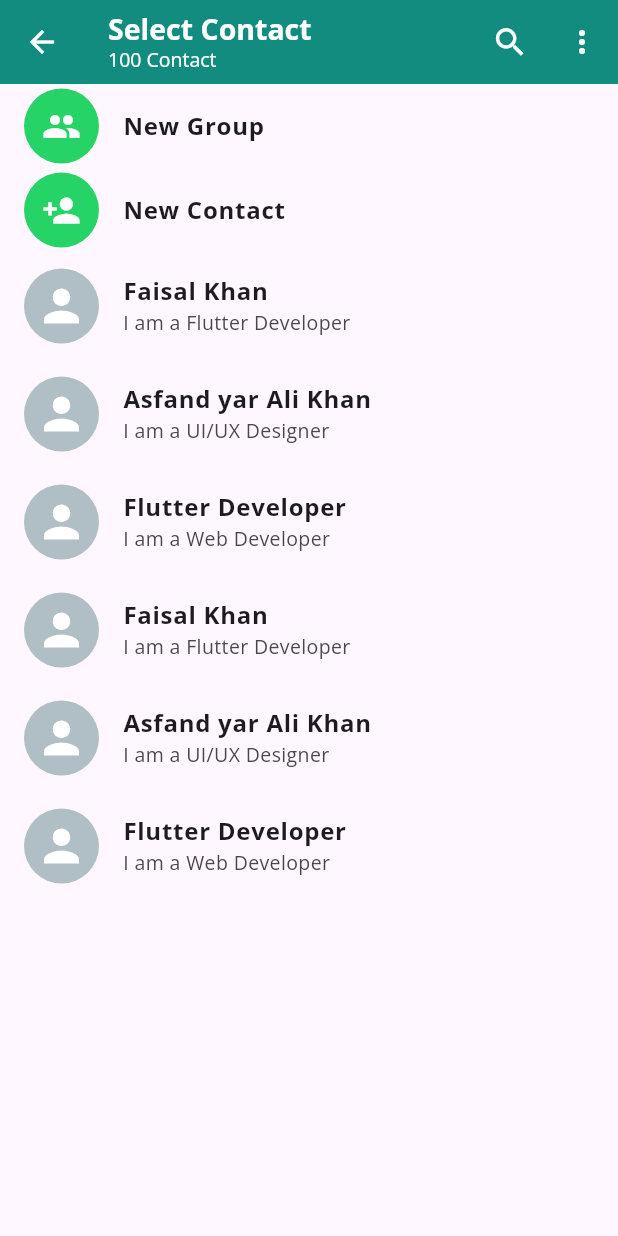
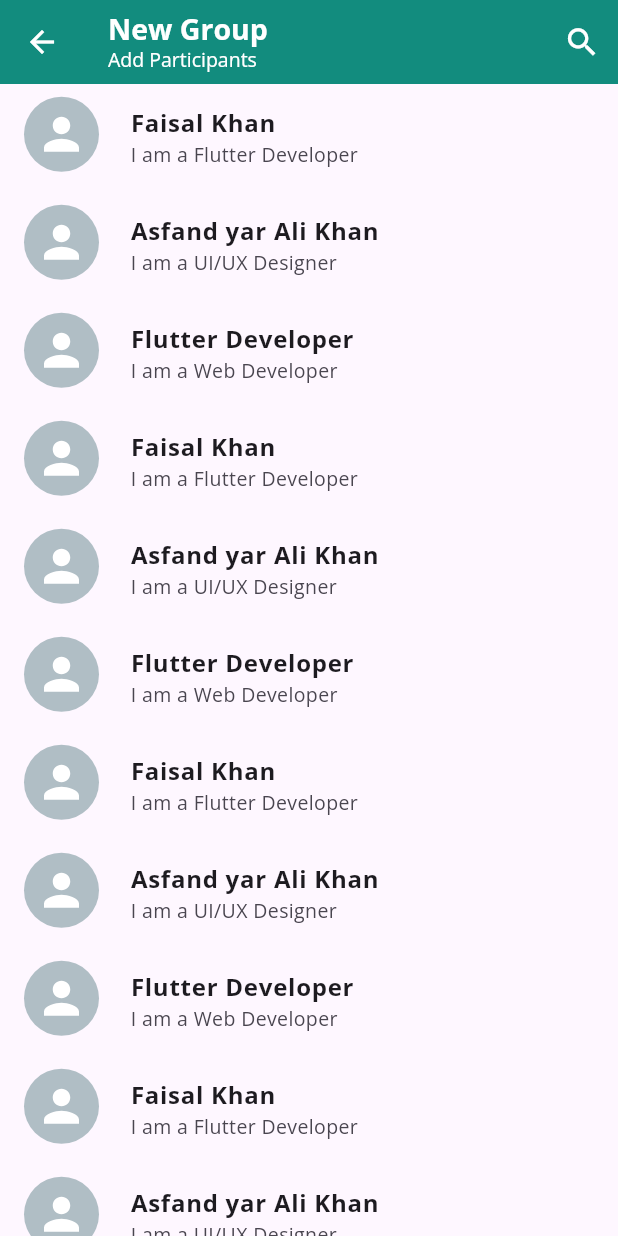
Before and after one commit to faisallhf/whatsapp, a Flutter app: the SelectContact screen opened directly, after a tap on "New Group", on a phone screen of 412 x 824 dp. Run offline on Flutter 3.47's test engine with Material 3 defaults, Android fonts, the phone set to English and light mode, and no system bars; our stand-ins replace flutter_svg.

Commit message:
Created New Group Page

```diff
--- a/lib/customui/button_card.dart
+++ b/lib/customui/button_card.dart
@@ -2,14 +2,14 @@ import 'package:flutter/material.dart';
 
 class ButtonCard extends StatelessWidget {
   const ButtonCard({super.key, this.name, this.icon});
+
+  // VARIABLES
   final String? name;
   final IconData? icon;
 
   @override
   Widget build(BuildContext context) {
-    return InkWell(
-      onTap: () {},
-      child: ListTile(
+    return ListTile(
       leading: CircleAvatar(
         radius: 25,
         child: Icon(
@@ -26,7 +26,6 @@ class ButtonCard extends StatelessWidget {
           fontSize: 16,
         ),
       ),
-      ),
     );
   }
 }
--- a/lib/customui/contact_card.dart
+++ b/lib/customui/contact_card.dart
@@ -4,14 +4,18 @@ import 'package:whatsapp/models/chat_model.dart';
 
 class ContactCard extends StatelessWidget {
   const ContactCard({super.key, this.contact});
+  // VARIABLES
   final ChatModel? contact;
 
   @override
   Widget build(BuildContext context) {
-    return InkWell(
-      onTap: () {},
-      child: ListTile(
-        leading: CircleAvatar(
+    return ListTile(
+      leading: Container(
+        height: 55,
+        width: 55,
+        child: Stack(
+          children: [
+            CircleAvatar(
               radius: 25,
               child: SvgPicture.asset(
                 "assets/icons/person_icon.svg",
@@ -20,6 +24,23 @@ class ContactCard extends StatelessWidget {
                 width: 35,
               ),
               backgroundColor: Colors.blueGrey[200],
+            ),
+            if (contact?.select ?? false)
+              Positioned(
+                bottom: 4,
+                right: 5,
+                child: CircleAvatar(
+                  backgroundColor: Colors.teal,
+                  radius: 11,
+                  child: Icon(
+                    Icons.check,
+                    color: Colors.white,
+                    size: 18,
+                  ),
+                ),
+              ),
+          ],
+        ),
       ),
       title: Text(
         contact?.name ?? 'Unknown',
@@ -34,7 +55,6 @@ class ContactCard extends StatelessWidget {
           fontSize: 13,
         ),
       ),
-      ),
     );
   }
 }
--- a/lib/customui/custom_card.dart
+++ b/lib/customui/custom_card.dart
@@ -5,6 +5,8 @@ import 'package:whatsapp/pages/message_page.dart';
 
 class CustomCard extends StatelessWidget {
   const CustomCard({super.key, this.chatModel});
+
+  // VARIABLES
 
   final ChatModel? chatModel;
 
--- a/lib/models/chat_model.dart
+++ b/lib/models/chat_model.dart
@@ -5,6 +5,7 @@ class ChatModel {
   String? time;
   String? current_message;
   String? status;
+  bool select = false;
   ChatModel({
     this.name,
     this.icon,
@@ -12,5 +13,6 @@ class ChatModel {
     this.time,
     this.current_message,
     this.status,
+    this.select = false,
   });
 }
--- a/lib/pages/chat_page.dart
+++ b/lib/pages/chat_page.dart
@@ -11,6 +11,7 @@ class ChatPage extends StatefulWidget {
 }
 
 class _ChatPageState extends State<ChatPage> {
+  // LIST
   List<ChatModel> chats = [
     ChatModel(
       name: "Friends",
--- /dev/null
+++ b/lib/pages/create_group.dart
@@ -0,0 +1,127 @@
+import 'package:flutter/material.dart';
+import 'package:whatsapp/customui/contact_card.dart';
+import 'package:whatsapp/models/chat_model.dart';
+
+class CreateGroup extends StatefulWidget {
+  const CreateGroup({super.key});
+
+  @override
+  State<CreateGroup> createState() => CreateGroupState();
+}
+
+class CreateGroupState extends State<CreateGroup> {
+  List<ChatModel> contacts = [
+    ChatModel(
+      name: "Faisal Khan",
+      status: "I am a Flutter Developer",
+    ),
+    ChatModel(
+      name: "Asfand yar Ali Khan",
+      status: "I am a UI/UX Designer",
+    ),
+    ChatModel(
+      name: "Flutter Developer",
+      status: "I am a Web Developer",
+    ),
+    ChatModel(
+      name: "Faisal Khan",
+      status: "I am a Flutter Developer",
+    ),
+    ChatModel(
+      name: "Asfand yar Ali Khan",
+      status: "I am a UI/UX Designer",
+    ),
+    ChatModel(
+      name: "Flutter Developer",
+      status: "I am a Web Developer",
+    ),
+    ChatModel(
+      name: "Faisal Khan",
+      status: "I am a Flutter Developer",
+    ),
+    ChatModel(
+      name: "Asfand yar Ali Khan",
+      status: "I am a UI/UX Designer",
+    ),
+    ChatModel(
+      name: "Flutter Developer",
+      status: "I am a Web Developer",
+    ),
+    ChatModel(
+      name: "Faisal Khan",
+      status: "I am a Flutter Developer",
+    ),
+    ChatModel(
+      name: "Asfand yar Ali Khan",
+      status: "I am a UI/UX Designer",
+    ),
+    ChatModel(
+      name: "Flutter Developer",
+      status: "I am a Web Developer",
+    ),
+  ];
+  List<ChatModel> groups = [];
+  @override
+  Widget build(BuildContext context) {
+    return Scaffold(
+      appBar: AppBar(
+        iconTheme: IconThemeData(color: Colors.white),
+        backgroundColor: Color(0xff128C7E),
+        title: Column(
+          mainAxisAlignment: MainAxisAlignment.start,
+          crossAxisAlignment: CrossAxisAlignment.start,
+          children: [
+            Text(
+              'New Group',
+              style: TextStyle(
+                fontSize: 19,
+                color: Colors.white,
+                fontWeight: FontWeight.bold,
+              ),
+            ),
+            Text(
+              'Add Participants',
+              style: TextStyle(
+                color: Colors.white,
+                fontSize: 13,
+              ),
+            ),
+          ],
+        ),
+        actions: [
+          IconButton(
+            onPressed: () {},
+            icon: Icon(
+              Icons.search,
+              size: 25,
+              color: Colors.white,
+            ),
+          ),
+        ],
+      ),
+      body: ListView.builder(
+        itemCount: contacts.length,
+        itemBuilder: (context, index) {
+          return InkWell(
+            onTap: () {
+              if (contacts[index].select == false) {
+                setState(() {
+                  contacts[index].select = true;
+                  groups.add(contacts[index]);
+                });
+              } else {
+                setState(() {
+                  contacts[index].select = false;
+                  groups.remove(contacts[index]);
+                });
+              }
+            },
+            child: ContactCard(
+              contact: contacts[index],
+            ),
+          );
+        },
+      ),
+    );
+  }
+}
--- a/lib/pages/home_page.dart
+++ b/lib/pages/home_page.dart
@@ -10,6 +10,7 @@ class HomePage extends StatefulWidget {
 
 class _HomePageState extends State<HomePage>
     with SingleTickerProviderStateMixin {
+  // VARIABLES
   late TabController _tabController;
   @override
   void initState() {
--- a/lib/pages/message_page.dart
+++ b/lib/pages/message_page.dart
@@ -4,6 +4,7 @@ import 'package:whatsapp/models/chat_model.dart';
 
 class MessagePage extends StatefulWidget {
   const MessagePage({super.key, this.chatModel});
+  // VARIABLES
   final ChatModel? chatModel;
 
   @override
--- a/lib/pages/select_contact.dart
+++ b/lib/pages/select_contact.dart
@@ -2,6 +2,7 @@ import 'package:flutter/material.dart';
 import 'package:whatsapp/customui/button_card.dart';
 import 'package:whatsapp/customui/contact_card.dart';
 import 'package:whatsapp/models/chat_model.dart';
+import 'package:whatsapp/pages/create_group.dart';
 
 class SelectContact extends StatefulWidget {
   const SelectContact({super.key});
@@ -106,9 +107,19 @@ class _SelectContactState extends State<SelectContact> {
         itemCount: contacts.length + 2,
         itemBuilder: (context, index) {
           if (index == 0) {
-            return ButtonCard(
-              icon: Icons.group,
-              name: "New Group",
+            return InkWell(
+              onTap: () {
+                Navigator.push(
+                  context,
+                  MaterialPageRoute(
+                    builder: (builder) => CreateGroup(),
+                  ),
+                );
+              },
+              child: ButtonCard(
+                icon: Icons.group,
+                name: "New Group",
+              ),
             );
           } else if (index == 1) {
             return ButtonCard(
```
Lines whose indentation alone changed are shown as unchanged.
